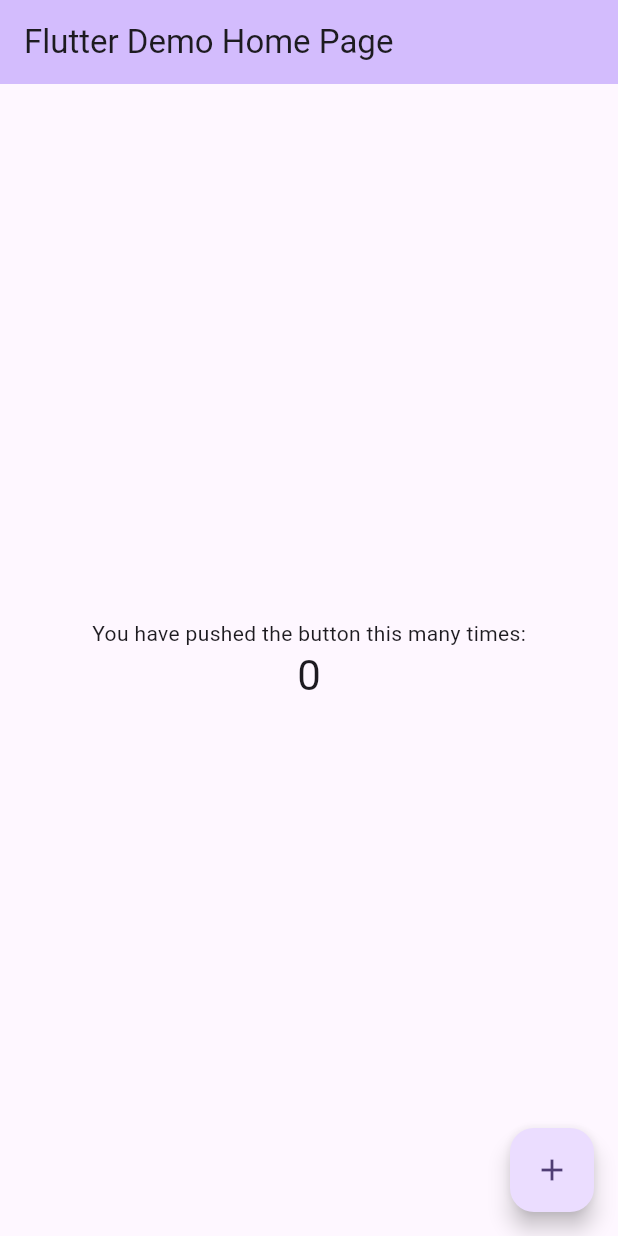
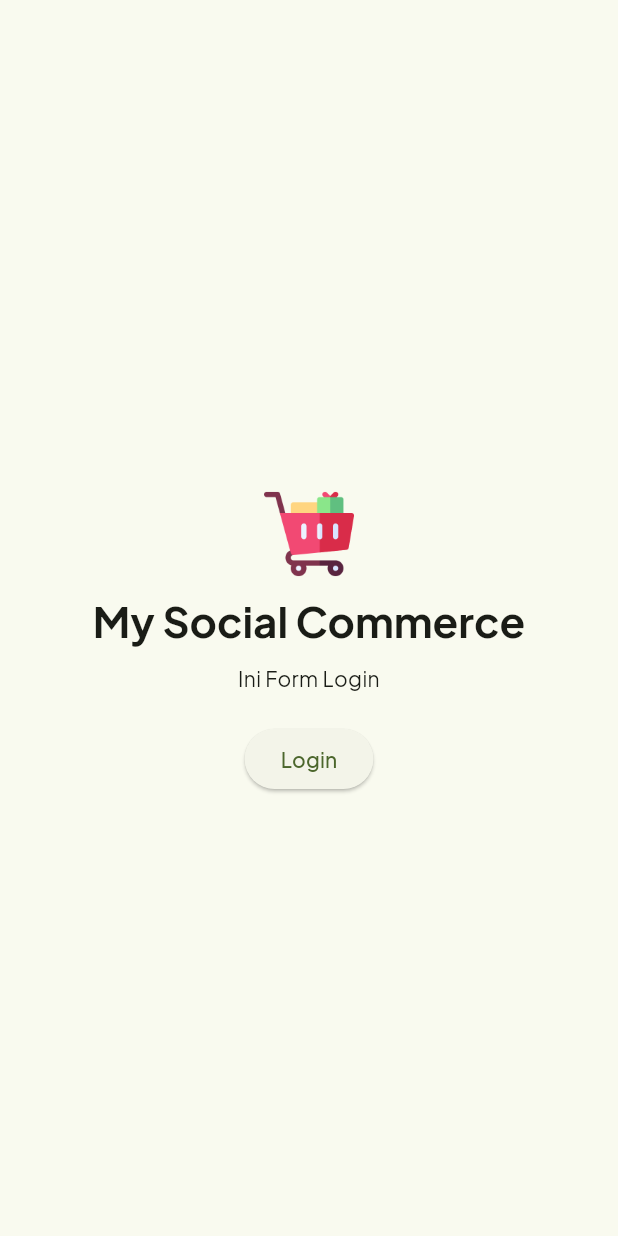
Before and after one commit to naufal-alwi-p/my_social_commerce, a Flutter app: the screen it shows after launch, on a phone screen of 412 x 824 dp. Run offline on Flutter 3.47's test engine with Material 3 defaults, Android fonts, the phone set to English and light mode, and no system bars.

Commit message:
Add Plus Jakarta Sans font files and implement app theme with login page

```diff
--- /dev/null
+++ b/lib/app/theme/app_theme.dart
@@ -0,0 +1,21 @@
+import 'package:flutter/material.dart';
+
+class AppTheme {
+  static final lightTheme = ThemeData(
+    fontFamily: 'Plus Jakarta Sans',
+    colorScheme: ColorScheme.fromSeed(
+      seedColor: Colors.lightGreen,
+      brightness: Brightness.light,
+    ),
+    brightness: Brightness.light,
+  );
+
+  static final darkTheme = ThemeData(
+    fontFamily: 'Plus Jakarta Sans',
+    colorScheme: ColorScheme.fromSeed(
+      seedColor: Colors.blueAccent,
+      brightness: Brightness.dark,
+    ),
+    brightness: Brightness.dark,
+  );
+}
--- /dev/null
+++ b/lib/features/auth/presentation/pages/login_pages.dart
@@ -0,0 +1,48 @@
+import 'package:flutter/material.dart';
+import 'package:my_social_commerce/features/auth/presentation/widgets/login_form.dart';
+
+class LoginPages extends StatelessWidget {
+  const new({super.key});
+
+  @override
+  Widget build(BuildContext context) {
+    final ThemeData theme = Theme.of(context);
+
+    return Scaffold(
+      body: SafeArea(
+        child: LayoutBuilder(
+          builder: (context, constraints) {
+            return SingleChildScrollView(
+              padding: EdgeInsets.symmetric(horizontal: 12, vertical: 16),
+              child: ConstrainedBox(
+                constraints: BoxConstraints(minHeight: constraints.maxHeight),
+                child: Center(
+                  child: ConstrainedBox(
+                    constraints: BoxConstraints(maxWidth: 400),
+                    child: Column(
+                      spacing: 10,
+                      children: [
+                        Image.asset(
+                          'assets/icons/trolley.png',
+                          width: 60,
+                          height: 60,
+                        ),
+                        Text(
+                          'My Social Commerce',
+                          style: theme.textTheme.headlineMedium?.copyWith(
+                            fontWeight: FontWeight.bold,
+                          ),
+                        ),
+                        LoginForm(),
+                      ],
+                    ),
+                  ),
+                ),
+              ),
+            );
+          },
+        ),
+      ),
+    );
+  }
+}
--- /dev/null
+++ b/lib/features/auth/presentation/widgets/login_form.dart
@@ -0,0 +1,21 @@
+import 'package:flutter/material.dart';
+
+class LoginForm extends StatelessWidget {
+  const new({super.key});
+
+  @override
+  Widget build(BuildContext context) {
+    return Column(
+      spacing: 20,
+      children: [
+        Text('Ini Form Login', textAlign: TextAlign.center),
+        ElevatedButton(
+          onPressed: () {
+            print('Ini diklik');
+          },
+          child: Text('Login'),
+        ),
+      ],
+    );
+  }
+}
--- a/lib/main.dart
+++ b/lib/main.dart
@@ -1,4 +1,6 @@
 import 'package:flutter/material.dart';
+import 'package:my_social_commerce/app/theme/app_theme.dart';
+import 'package:my_social_commerce/features/auth/presentation/pages/login_pages.dart';
 
 void main() {
   runApp(const MyApp());
@@ -11,112 +13,12 @@ class MyApp extends StatelessWidget {
   @override
   Widget build(BuildContext context) {
     return MaterialApp(
-      title: 'Flutter Demo',
-      theme: ThemeData(
-        // This is the theme of your application.
-        //
-        // TRY THIS: Try running your application with "flutter run". You'll see
-        // the application has a purple toolbar. Then, without quitting the app,
-        // try changing the seedColor in the colorScheme below to Colors.green
-        // and then invoke "hot reload" (save your changes or press the "hot
-        // reload" button in a Flutter-supported IDE, or press "r" if you used
-        // the command line to start the app).
-        //
-        // Notice that the counter didn't reset back to zero; the application
-        // state is not lost during the reload. To reset the state, use hot
-        // restart instead.
-        //
-        // This works for code too, not just values: Most code changes can be
-        // tested with just a hot reload.
-        colorScheme: .fromSeed(seedColor: Colors.deepPurple),
-      ),
-      home: const MyHomePage(title: 'Flutter Demo Home Page'),
+      debugShowCheckedModeBanner: false,
+      title: 'My Social Commerce',
+      theme: AppTheme.lightTheme,
+      darkTheme: AppTheme.darkTheme,
+      themeMode: ThemeMode.system,
+      home: const LoginPages(),
     );
   }
 }
-
-class MyHomePage extends StatefulWidget {
-  const MyHomePage({super.key, required this.title});
-
-  // This widget is the home page of your application. It is stateful, meaning
-  // that it has a State object (defined below) that contains fields that affect
-  // how it looks.
-
-  // This class is the configuration for the state. It holds the values (in this
-  // case the title) provided by the parent (in this case the App widget) and
-  // used by the build method of the State. Fields in a Widget subclass are
-  // always marked "final".
-
-  final String title;
-
-  @override
-  State<MyHomePage> createState() => _MyHomePageState();
-}
-
-class _MyHomePageState extends State<MyHomePage> {
-  int _counter = 0;
-
-  void _incrementCounter() {
-    setState(() {
-      // This call to setState tells the Flutter framework that something has
-      // changed in this State, which causes it to rerun the build method below
-      // so that the display can reflect the updated values. If we changed
-      // _counter without calling setState(), then the build method would not be
-      // called again, and so nothing would appear to happen.
-      _counter++;
-    });
-  }
-
-  @override
-  Widget build(BuildContext context) {
-    // This method is rerun every time setState is called, for instance as done
-    // by the _incrementCounter method above.
-    //
-    // The Flutter framework has been optimized to make rerunning build methods
-    // fast, so that you can just rebuild anything that needs updating rather
-    // than having to individually change instances of widgets.
-    return Scaffold(
-      appBar: AppBar(
-        // TRY THIS: Try changing the color here to a specific color (to
-        // Colors.amber, perhaps?) and trigger a hot reload to see the AppBar
-        // change color while the other colors stay the same.
-        backgroundColor: Theme.of(context).colorScheme.inversePrimary,
-        // Here we take the value from the MyHomePage object that was created by
-        // the App.build method, and use it to set our appbar title.
-        title: Text(widget.title),
-      ),
-      body: Center(
-        // Center is a layout widget. It takes a single child and positions it
-        // in the middle of the parent.
-        child: Column(
-          // Column is also a layout widget. It takes a list of children and
-          // arranges them vertically. By default, it sizes itself to fit its
-          // children horizontally, and tries to be as tall as its parent.
-          //
-          // Column has various properties to control how it sizes itself and
-          // how it positions its children. Here we use mainAxisAlignment to
-          // center the children vertically; the main axis here is the vertical
-          // axis because Columns are vertical (the cross axis would be
-          // horizontal).
-          //
-          // TRY THIS: Invoke "debug painting" (choose the "Toggle Debug Paint"
-          // action in the IDE, or press "p" in the console), to see the
-          // wireframe for each widget.
-          mainAxisAlignment: .center,
-          children: [
-            const Text('You have pushed the button this many times:'),
-            Text(
-              '$_counter',
-              style: Theme.of(context).textTheme.headlineMedium,
-            ),
-          ],
-        ),
-      ),
-      floatingActionButton: FloatingActionButton(
-        onPressed: _incrementCounter,
-        tooltip: 'Increment',
-        child: const Icon(Icons.add),
-      ),
-    );
-  }
-}
```
Also changed, not shown: pubspec.yaml (+46 -14 lines), assets/fonts/Plus Jakarta Sans/PlusJakartaSans-Bold.ttf (added), assets/fonts/Plus Jakarta Sans/PlusJakartaSans-BoldItalic.ttf (added), assets/fonts/Plus Jakarta Sans/PlusJakartaSans-ExtraBold.ttf (added), assets/fonts/Plus Jakarta Sans/PlusJakartaSans-ExtraBoldItalic.ttf (added), assets/fonts/Plus Jakarta Sans/PlusJakartaSans-ExtraLight.ttf (added), assets/fonts/Plus Jakarta Sans/PlusJakartaSans-ExtraLightItalic.ttf (added), assets/fonts/Plus Jakarta Sans/PlusJakartaSans-Italic.ttf (added), assets/fonts/Plus Jakarta Sans/PlusJakartaSans-Light.ttf (added), assets/fonts/Plus Jakarta Sans/PlusJakartaSans-LightItalic.ttf (added), assets/fonts/Plus Jakarta Sans/PlusJakartaSans-Medium.ttf (added), assets/fonts/Plus Jakarta Sans/PlusJakartaSans-MediumItalic.ttf (added), assets/fonts/Plus Jakarta Sans/PlusJakartaSans-Regular.ttf (added), assets/fonts/Plus Jakarta Sans/PlusJakartaSans-SemiBold.ttf (added), 2 more files.
